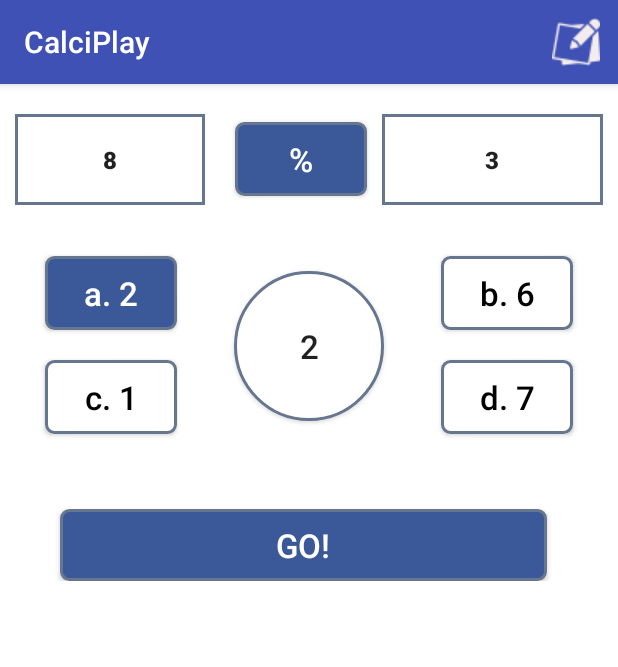
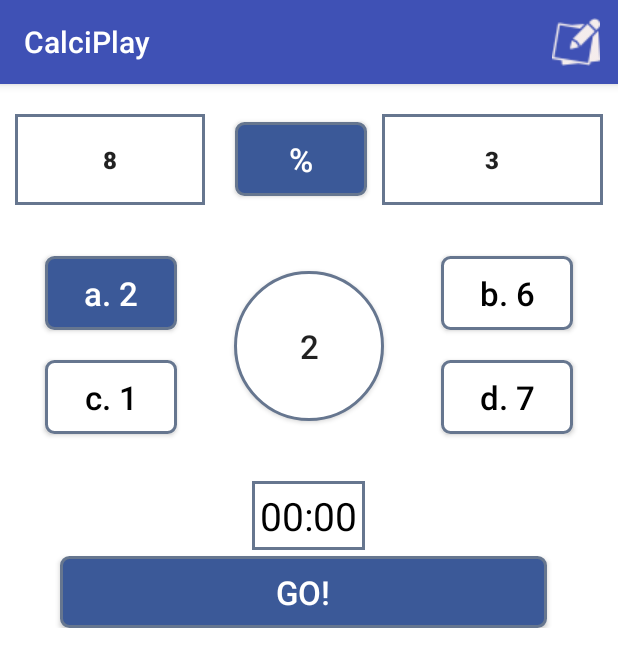
Before and after one commit to sobhanaKR/Calculator, an Android app: the screen it shows after launch (MainActivity), after a tap on an icon or button, on a phone screen of 412 x 824 dp. Shown: the top 667 px of the screen. Run offline under Robolectric (Android 15) with nearby library versions, the phone set to English and light mode, and no system bars.

Commit message:
timer functionality

```diff
--- a/app/src/main/java/com/example/course/calculator/MainActivity.java
+++ b/app/src/main/java/com/example/course/calculator/MainActivity.java
@@ -6,6 +6,7 @@ import android.content.Context;
 import android.content.Intent;
 import android.content.SharedPreferences;
 import android.graphics.Color;
+import android.os.CountDownTimer;
 import android.preference.PreferenceManager;
 import android.support.v7.app.ActionBar;
 import android.support.v7.app.AppCompatActivity;
@@ -22,7 +23,6 @@ import android.view.inputmethod.InputMethodManager;
 import android.widget.Button;
 import android.widget.ImageView;
 import android.widget.TextView;
-import android.widget.Toast;
 import java.util.Random;
 
 public class MainActivity extends AppCompatActivity implements EnterName.CallbackHandler {
@@ -33,7 +33,6 @@ public class MainActivity extends AppCompatActivity implements EnterName.Callbac
     int Globalans;
     Button resultBtn;
     AppCompatImageView image;
-    int flag = 0;
     TextView score;
     int scorenum;
     TextView refresh;
@@ -48,6 +47,10 @@ public class MainActivity extends AppCompatActivity implements EnterName.Callbac
     int clickTimes;
     Database db;
     int rangeOperators =0;
+    ActionBar actionBar;
+    TextView timer;
+    Boolean isPaused = false;
+    CountDownTimer countDownTimer;
     @Override
     protected void onCreate(Bundle savedInstanceState) {
         super.onCreate(savedInstanceState);
@@ -57,10 +60,11 @@ public class MainActivity extends AppCompatActivity implements EnterName.Callbac
         context = getWindow().getContext();
         enterNameFragment();
         sharedPreferences = getWindow().getContext().getSharedPreferences("calci_app", Context.MODE_PRIVATE);
-        ActionBar actionBar = getSupportActionBar();
+        actionBar = getSupportActionBar();
         actionBar.setDisplayShowHomeEnabled(true);
         actionBar.setTitle("CalciPlay");
         initializeVariables();
+
         optionA.setTextColor(Color.parseColor("#000000"));
         optionB.setTextColor(Color.parseColor("#000000"));
         optionC.setTextColor(Color.parseColor("#000000"));
@@ -73,6 +77,7 @@ public class MainActivity extends AppCompatActivity implements EnterName.Callbac
             @Override
             public void onClick(View view) {
                 refreshGame();
+                startTimer();
                 goBtn.setEnabled(true);
             }
         });
@@ -80,6 +85,7 @@ public class MainActivity extends AppCompatActivity implements EnterName.Callbac
             @Override
             public void onClick(View view) {
                 refreshGame();
+                startTimer();
                 goBtn.setEnabled(true);
             }
         });
@@ -88,7 +94,6 @@ public class MainActivity extends AppCompatActivity implements EnterName.Callbac
             public void onClick(View view) {
                 settingBordersColors(optionA,optionB,optionC,optionD);
                 image.setVisibility(View.GONE);
-                flag = 1;
                 goBtn.setEnabled(true);
             }
         });
@@ -97,7 +102,6 @@ public class MainActivity extends AppCompatActivity implements EnterName.Callbac
             public void onClick(View view) {
                 settingBordersColors(optionB,optionA,optionC,optionD);
                 image.setVisibility(View.GONE);
-                flag =1;
                 goBtn.setEnabled(true);
             }
         });
@@ -106,7 +110,6 @@ public class MainActivity extends AppCompatActivity implements EnterName.Callbac
             public void onClick(View view) {
                 settingBordersColors(optionC,optionA,optionB,optionD);
                 image.setVisibility(View.GONE);
-                flag =1;
                 goBtn.setEnabled(true);
             }
         });
@@ -115,7 +118,6 @@ public class MainActivity extends AppCompatActivity implements EnterName.Callbac
             public void onClick(View view) {
                 settingBordersColors(optionD,optionA,optionC,optionB);
                 image.setVisibility(View.GONE);
-                flag =1;
                 goBtn.setEnabled(true);
             }
         });
@@ -128,9 +130,10 @@ public class MainActivity extends AppCompatActivity implements EnterName.Callbac
                     InputMethodManager imm = (InputMethodManager)getSystemService(getWindow().getContext().INPUT_METHOD_SERVICE);
                     imm.hideSoftInputFromWindow(view.getWindowToken(), 0);
                 }
-                if(flag>0) {
                     if (resultBtn.getText().toString().matches("")) {
-                        Toast.makeText(getWindow().getContext(), "Enter the Answer!", Toast.LENGTH_SHORT).show();
+                        arrow.setVisibility(View.VISIBLE);
+                        refresh.setVisibility(View.VISIBLE);
+                        countDownTimer.cancel();
                     }
                     if (!resultBtn.getText().toString().matches("")) {
                         int temp = Integer.parseInt(resultBtn.getText().toString());
@@ -141,13 +144,11 @@ public class MainActivity extends AppCompatActivity implements EnterName.Callbac
                             wrongAnswerOutcome();
                         }
                     }
-                }
-                else {
-                    Toast.makeText(getWindow().getContext(),"Choose the Operators!",Toast.LENGTH_SHORT).show();
-                }
-
             }
         });
+        if(timer.getText().toString().equals("00:40")){
+            timer.setTextColor(Color.parseColor("#ff0000"));
+        }
     }
 
     private void settingBordersColors(Button optionA, Button optionB, Button optionC, Button optionD) {
@@ -193,6 +194,10 @@ public class MainActivity extends AppCompatActivity implements EnterName.Callbac
         optionC.setEnabled(false);
         optionD.setEnabled(false);
         goBtn.setEnabled(false);
+        isPaused = true;
+        if(countDownTimer!=null) {
+            countDownTimer.cancel();
+        }
     }
 
     private void correctAnswerAnim() {
@@ -421,6 +426,7 @@ public class MainActivity extends AppCompatActivity implements EnterName.Callbac
         hidingItems();
         resultBtn.setText("");
         resultBtn.setBackgroundResource(R.drawable.circle_shape);
+        startTimer();
     }
 
     private void hidingItems() {
@@ -458,6 +464,7 @@ public class MainActivity extends AppCompatActivity implements EnterName.Callbac
         refresh = (TextView)findViewById(R.id.new_game);
         arrow = (ImageView)findViewById(R.id.arrow);
         operator = (Button)findViewById(R.id.operator_btn);
+        timer = (TextView)findViewById(R.id.timer_view);
         db = new Database(this);
     }
 
@@ -465,11 +472,31 @@ public class MainActivity extends AppCompatActivity implements EnterName.Callbac
     public void saveName(String name) {
 
         this.name = name;
+        if(name!=null) {
+            startTimer();
+        }
+    }
+
+    private void startTimer() {
+        if (countDownTimer != null) {
+            countDownTimer.cancel();
+        }
+        countDownTimer= new CountDownTimer(60000, 1000) {
+
+            public void onTick(long millisUntilFinished) {
+                timer.setText("00:" + String.valueOf(millisUntilFinished / 1000));
+            }
+
+            public void onFinish() {
+                timer.setText("00:00");
+            }
+        }.start();
     }
 
     @Override
     protected void onResume() {
         super.onResume();
+
     }
 
     @Override
--- a/app/src/main/res/layout/activity_main.xml
+++ b/app/src/main/res/layout/activity_main.xml
@@ -169,7 +169,7 @@
 
         <Button
             android:id="@+id/result_button"
-            android:layout_width="match_parent"
+            android:layout_width="wrap_content"
             android:layout_height="wrap_content"
             android:layout_margin="40dp"
             android:background="@drawable/circle_shape"
@@ -180,12 +180,29 @@
             android:textColorHint="#ff0000"
             android:textSize="22sp" />
     </LinearLayout>
-
+    <LinearLayout
+        android:id="@+id/timer_layout"
+        android:layout_width="wrap_content"
+        android:layout_height="wrap_content"
+        android:layout_centerInParent="true"
+        android:background="@drawable/remove_btn_rectangle"
+        android:layout_below="@id/Result_layout">
+   <TextView
+       android:id="@+id/timer_view"
+       android:layout_width="match_parent"
+       android:layout_height="wrap_content"
+       android:gravity="center_horizontal"
+       android:textSize="26sp"
+       android:layout_margin="5dp"
+       android:text="00:00"
+       android:textColor="#000000" />
+    </LinearLayout>
     <LinearLayout
         android:id="@+id/go_layout"
         android:layout_width="match_parent"
         android:layout_height="wrap_content"
-        android:layout_below="@id/multiplication_layout"
+        android:layout_below="@id/Result_layout"
+        android:layout_marginTop="10dp"
         android:background="?attr/selectableItemBackground"
         android:layout_marginRight="7dp">
 
--- a/app/src/main/res/layout/display_score_card.xml
+++ b/app/src/main/res/layout/display_score_card.xml
@@ -32,6 +32,7 @@
         android:layout_width="wrap_content"
         android:layout_height="wrap_content"
         android:layout_toRightOf="@id/name_txt"
+        android:layout_marginLeft="10dp"
         android:background="@drawable/remove_btn_rectangle"
         android:layout_marginRight="50dp"/>
 
@@ -42,7 +43,7 @@
         android:layout_height="wrap_content"
         android:textColor="#000000"
         android:layout_alignParentRight="true"
-        android:layout_marginRight="100dp"
+        android:layout_marginRight="@dimen/left_length_table"
         android:textSize="16sp"
         android:textStyle="bold"
         android:text="Score"/>
--- a/app/src/main/res/layout/score_list_recycler_view.xml
+++ b/app/src/main/res/layout/score_list_recycler_view.xml
@@ -7,10 +7,11 @@
     android:layout_gravity="center_horizontal">
     <TextView
         android:id="@+id/name1"
-        android:layout_width="wrap_content"
+        android:layout_width="100dp"
         android:layout_height="wrap_content"
         android:padding="10dp"
         android:textColor="#000000"
+        android:maxLines="3"
         android:layout_marginLeft="100dp" />
 
     <TextView
@@ -20,6 +21,6 @@
         android:layout_height="wrap_content"
         android:layout_alignParentRight="true"
         android:textColor="#000000"
-        android:layout_marginRight="120dp"/>
+        android:layout_marginRight="@dimen/left_length_table"/>
 
 </RelativeLayout>
--- /dev/null
+++ b/app/src/main/res/values-sw322dp/dimens.xml
@@ -0,0 +1,4 @@
+<?xml version="1.0" encoding="utf-8"?>
+<resources>
+    <dimen name="left_length_table">100dp</dimen>
+</resources>
--- /dev/null
+++ b/app/src/main/res/values/dimens.xml
@@ -0,0 +1,4 @@
+<?xml version="1.0" encoding="utf-8"?>
+<resources>
+    <dimen name="left_length_table">70dp</dimen>
+</resources>
```
